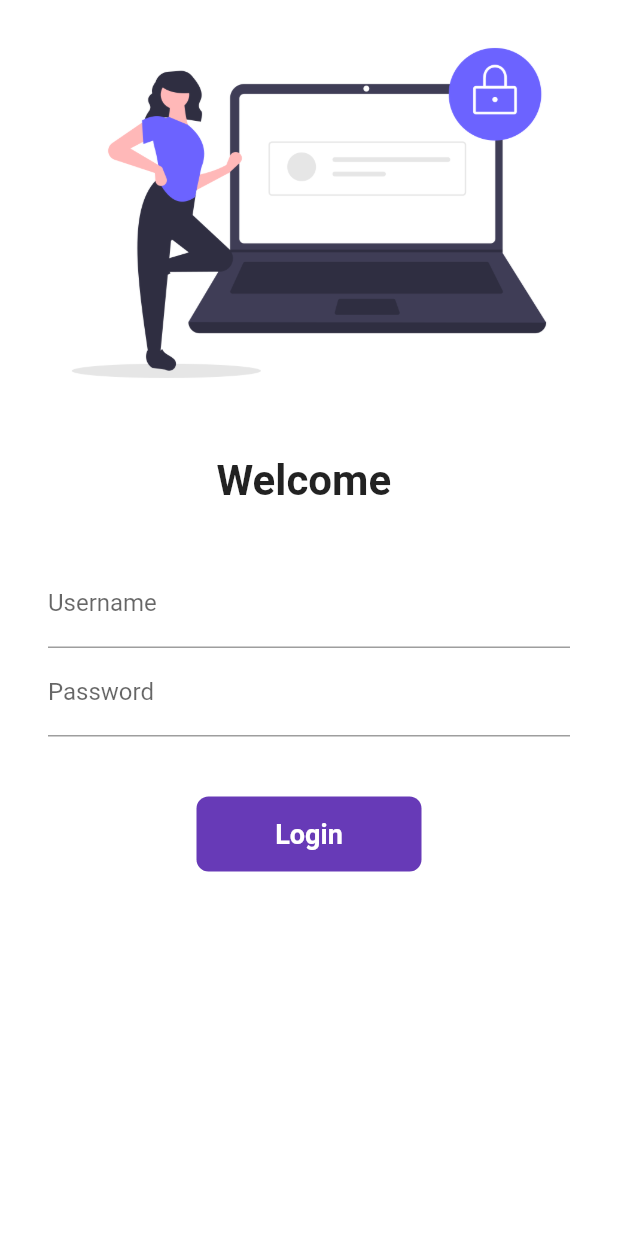
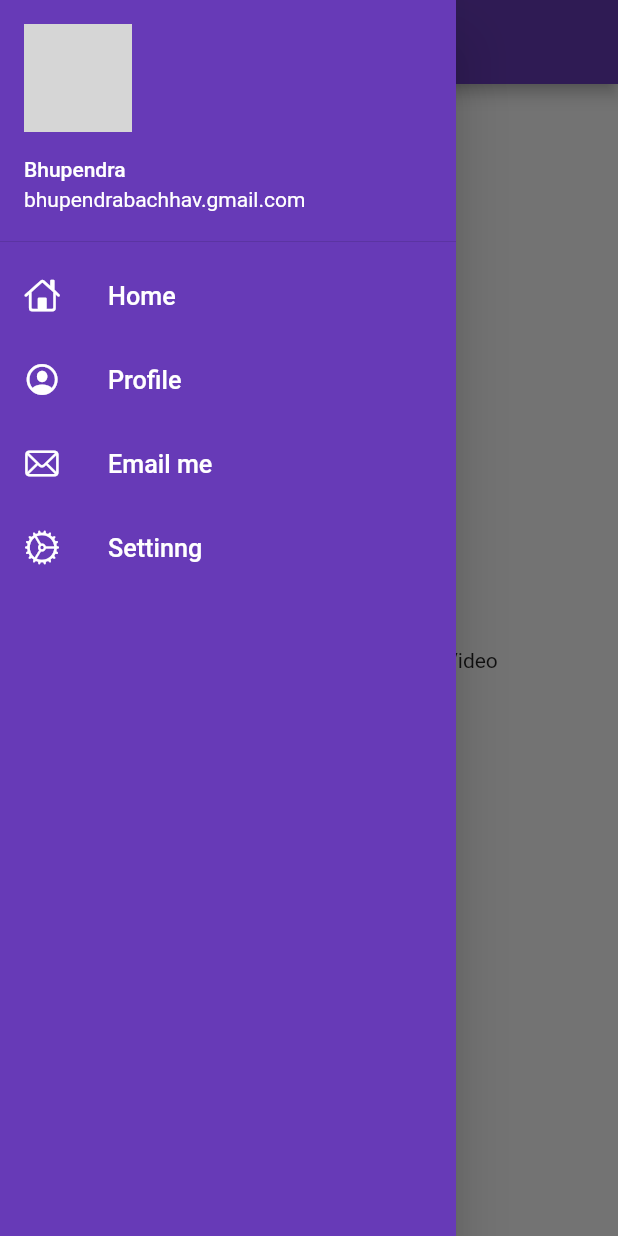
Before and after one commit to BhupendraBachhav/30DaysofFlutter, a Flutter app: the screen it shows after launch, with the side drawer open (before the commit the screen has no drawer), on a phone screen of 412 x 824 dp. Run offline on Flutter 3.47's test engine with Material 2 defaults, Android fonts, the phone set to English and light mode, and no system bars; network calls fail; grey boxes are pictures that could not be loaded.

Commit message:
day 9 completed

```diff
--- a/lib/main.dart
+++ b/lib/main.dart
@@ -24,6 +24,8 @@ class MyApp extends StatelessWidget {
         brightness: Brightness.dark,
       ),
 
+      initialRoute: MyRoutes.homeRoutes,
+
       routes: {
         "/": (context) => const LoginPage(),
         MyRoutes.homeRoutes:(context) => const HomePage(),
--- a/lib/pages/home.dart
+++ b/lib/pages/home.dart
@@ -1,4 +1,5 @@
 import 'package:flutter/material.dart';
+import 'package:flutter_catelog/utils/widget/drawer.dart';
 
 class HomePage extends StatelessWidget {
   const HomePage({super.key});
@@ -16,7 +17,7 @@ class HomePage extends StatelessWidget {
           child: Text("Welcome to $day days of $name Video"),
         ),
       ),
-      drawer: Drawer(),
+      drawer: MyDrawer(),
     );
   }
 }
--- /dev/null
+++ b/lib/utils/widget/drawer.dart
@@ -0,0 +1,52 @@
+import 'package:flutter/cupertino.dart';
+import 'package:flutter/material.dart';
+
+class MyDrawer extends StatelessWidget {
+  const MyDrawer({super.key});
+
+  @override
+  Widget build(BuildContext context) {
+    final imageUrl = "https://media.licdn.com/dms/image/D4D03AQGtQV8Q6guuzg/profile-displayphoto-shrink_800_800/0/1669837397880?e=2147483647&v=beta&t=eTxP_lI1K_mOL6n59ToLHPPR3V_M0IpFwKwuYfKB0nU";
+    return Drawer(
+      child: Container(
+        color: Colors.deepPurple,
+        child: ListView(
+          //padding: EdgeInsets.zero,
+          children: [
+            DrawerHeader(
+              padding: EdgeInsets.zero,
+              child: UserAccountsDrawerHeader(
+                  margin: EdgeInsets.zero,
+                  accountName: Text("Bhupendra"),
+                  accountEmail: Text("bhupendrabachhav.gmail.com"),
+                  currentAccountPicture: CircleAvatar(
+                    backgroundImage: NetworkImage(imageUrl),
+                  )),
+            ),
+           const ListTile (
+              leading: Icon(CupertinoIcons.home,color: Colors.white,),
+              title: Text("Home",textScaleFactor: 1.2,style: TextStyle(color: Colors.white),),
+
+            ),
+            const ListTile(
+              leading: Icon(CupertinoIcons.profile_circled,color: Colors.white,),
+              title: Text("Profile",textScaleFactor: 1.2,style: TextStyle(color: Colors.white),),
+
+            ),
+            const ListTile(
+              leading: Icon(CupertinoIcons.mail,color: Colors.white,),
+              title: Text("Email me",textScaleFactor: 1.2,style: TextStyle(color: Colors.white),),
+
+            ),
+            const ListTile(
+              leading: Icon(CupertinoIcons.settings,color: Colors.white,),
+              title: Text("Settinng",textScaleFactor: 1.2,style: TextStyle(color: Colors.white),),
+
+            ),
+
+          ],
+        ),
+      ),
+    );
+  }
+}
```
